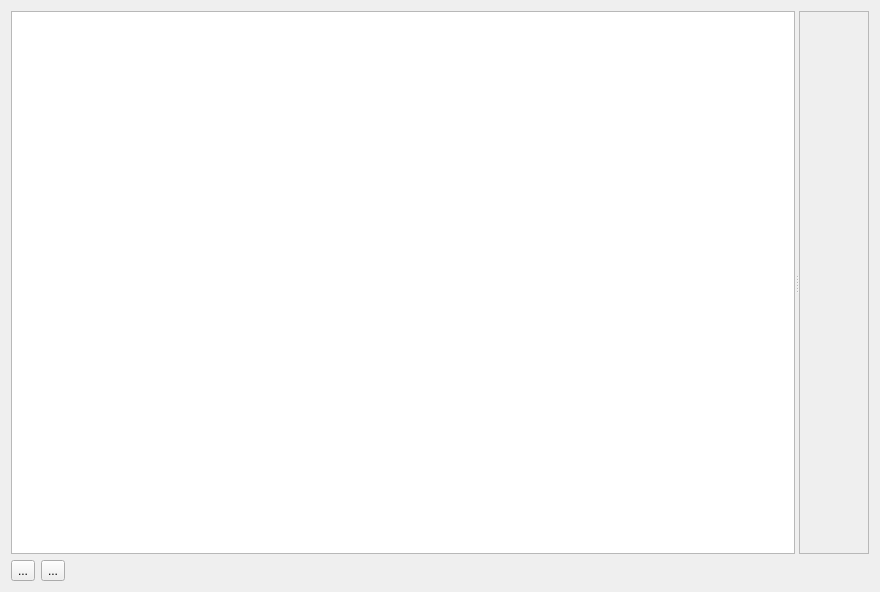
Old version of the form src/forms/attachmentdialog.ui in the repository destr/kmymoney-transactionattach.
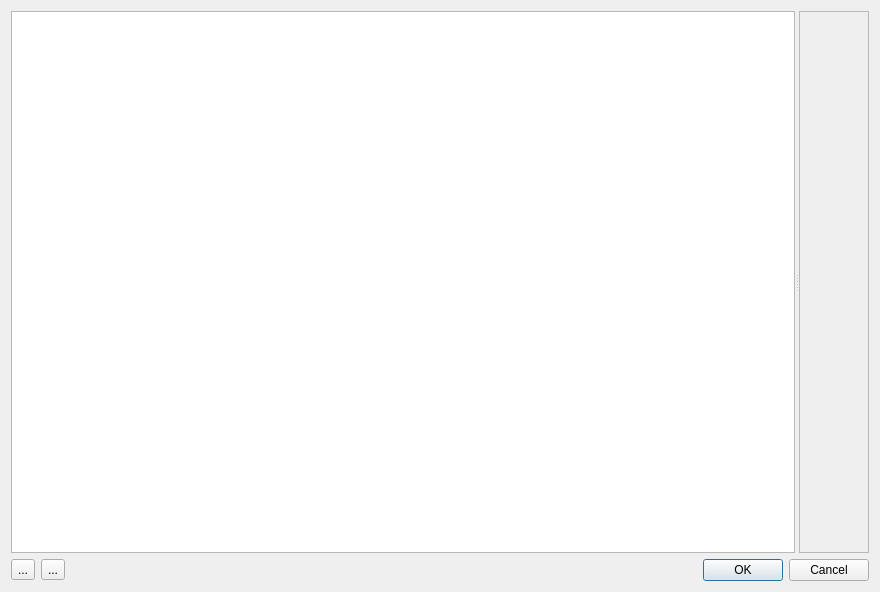
New version of the form. Icons and pictures are not drawn. Custom widgets are drawn as their Qt base class.

```diff
--- a/src/forms/attachmentdialog.ui
+++ b/src/forms/attachmentdialog.ui
@@ -39,7 +39,7 @@
         <rect>
          <x>0</x>
          <y>0</y>
-         <width>57</width>
+         <width>63</width>
          <height>542</height>
         </rect>
        </property>
@@ -48,7 +48,7 @@
     </widget>
    </item>
    <item>
-    <layout class="QHBoxLayout" name="horizontalLayout" stretch="0,0,0">
+    <layout class="QHBoxLayout" name="horizontalLayout" stretch="0,0,0,0">
      <item>
       <widget class="QToolButton" name="toolButtonAdd">
        <property name="text">
@@ -76,6 +76,13 @@
        </property>
       </spacer>
      </item>
+     <item>
+      <widget class="QDialogButtonBox" name="buttonBox">
+       <property name="standardButtons">
+        <set>QDialogButtonBox::Cancel|QDialogButtonBox::Ok</set>
+       </property>
+      </widget>
+     </item>
     </layout>
    </item>
   </layout>
```
Left out of the diff: 9 changed lines with no effect on the pictures.
